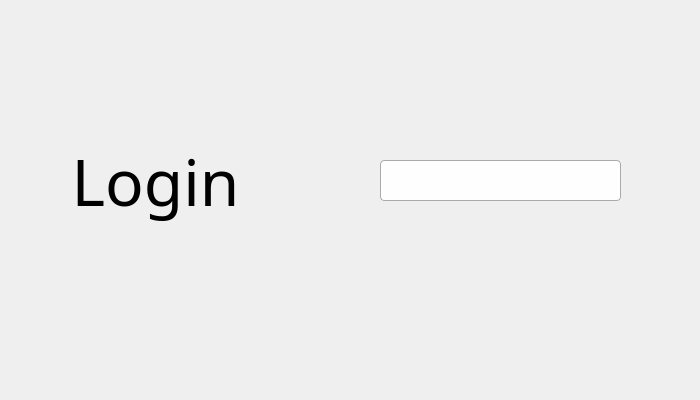
The window that user_interface/login.ui (azzam012/apprenticeship-application) describes before a commit, drawn with Qt 5.
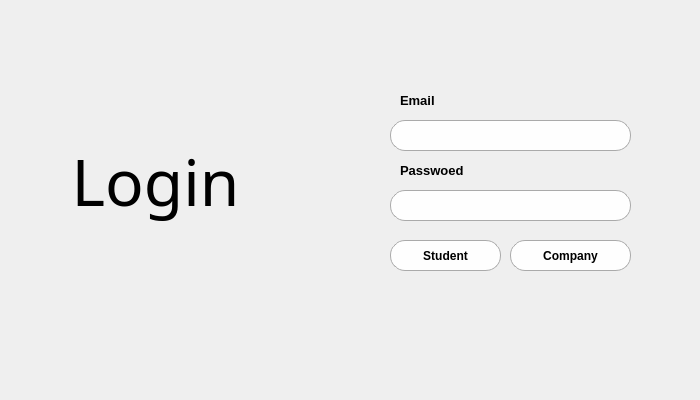
The same window after the commit. Icons and pictures are not drawn.

Commit message: connect login.ui with the python file

```diff
--- a/user_interface/login.ui
+++ b/user_interface/login.ui
@@ -57,25 +57,164 @@
     <set>Qt::AlignCenter</set>
    </property>
   </widget>
+  <widget class="QTextEdit" name="textEdit_2">
+   <property name="geometry">
+    <rect>
+     <x>390</x>
+     <y>190</y>
+     <width>241</width>
+     <height>31</height>
+    </rect>
+   </property>
+   <property name="styleSheet">
+    <string notr="true">QTextEdit {
+    border: 1px solid #aaa;
+    border-radius: 15px;
+    padding: 2px;
+    background-color: #fefefe;
+}
+
+
+</string>
+   </property>
+  </widget>
   <widget class="QTextEdit" name="textEdit">
    <property name="geometry">
     <rect>
-     <x>380</x>
+     <x>390</x>
+     <y>120</y>
+     <width>241</width>
+     <height>31</height>
+    </rect>
+   </property>
+   <property name="styleSheet">
+    <string notr="true">QTextEdit {
+    border: 1px solid #aaa;
+    border-radius: 15px;
+    padding: 2px;
+    background-color: #fefefe;
+}
+
+
+</string>
+   </property>
+  </widget>
+  <widget class="QLabel" name="label_3">
+   <property name="geometry">
+    <rect>
+     <x>400</x>
+     <y>90</y>
+     <width>81</width>
+     <height>21</height>
+    </rect>
+   </property>
+   <property name="font">
+    <font>
+     <pointsize>10</pointsize>
+     <weight>75</weight>
+     <bold>true</bold>
+    </font>
+   </property>
+   <property name="accessibleName">
+    <string/>
+   </property>
+   <property name="frameShape">
+    <enum>QFrame::NoFrame</enum>
+   </property>
+   <property name="frameShadow">
+    <enum>QFrame::Sunken</enum>
+   </property>
+   <property name="text">
+    <string>Email</string>
+   </property>
+   <property name="textFormat">
+    <enum>Qt::MarkdownText</enum>
+   </property>
+  </widget>
+  <widget class="QLabel" name="label_4">
+   <property name="geometry">
+    <rect>
+     <x>400</x>
      <y>160</y>
-     <width>241</width>
-     <height>41</height>
+     <width>101</width>
+     <height>21</height>
     </rect>
    </property>
+   <property name="font">
+    <font>
+     <pointsize>10</pointsize>
+     <weight>75</weight>
+     <bold>true</bold>
+    </font>
+   </property>
+   <property name="accessibleName">
+    <string/>
+   </property>
+   <property name="frameShape">
+    <enum>QFrame::NoFrame</enum>
+   </property>
+   <property name="frameShadow">
+    <enum>QFrame::Sunken</enum>
+   </property>
+   <property name="text">
+    <string>Passwoed</string>
+   </property>
+   <property name="textFormat">
+    <enum>Qt::MarkdownText</enum>
+   </property>
+  </widget>
+  <widget class="QPushButton" name="pushButton">
+   <property name="geometry">
+    <rect>
+     <x>390</x>
+     <y>240</y>
+     <width>111</width>
+     <height>31</height>
+    </rect>
+   </property>
+   <property name="font">
+    <font>
+     <weight>75</weight>
+     <bold>true</bold>
+    </font>
+   </property>
    <property name="styleSheet">
-    <string notr="true">QTextEdit {
+    <string notr="true">QPushButton {
     border: 1px solid #aaa;
-    border-radius: 4px;
-    padding: 4px;
+    border-radius: 15px;
+    padding: 2px;
     background-color: #fefefe;
-}
-
-
-</string>
+}</string>
+   </property>
+   <property name="text">
+    <string>Student</string>
+   </property>
+  </widget>
+  <widget class="QPushButton" name="pushButton_3">
+   <property name="geometry">
+    <rect>
+     <x>510</x>
+     <y>240</y>
+     <width>121</width>
+     <height>31</height>
+    </rect>
+   </property>
+   <property name="font">
+    <font>
+     <weight>75</weight>
+     <bold>true</bold>
+    </font>
+   </property>
+   <property name="styleSheet">
+    <string notr="true">QPushButton {
+    border: 1px solid #aaa;
+    border-radius: 15px;
+    padding: 2px;
+    background-color: #fefefe;
+}</string>
+   </property>
+   <property name="text">
+    <string>Company</string>
    </property>
   </widget>
  </widget>
```
The commit also changes 1 other file.
